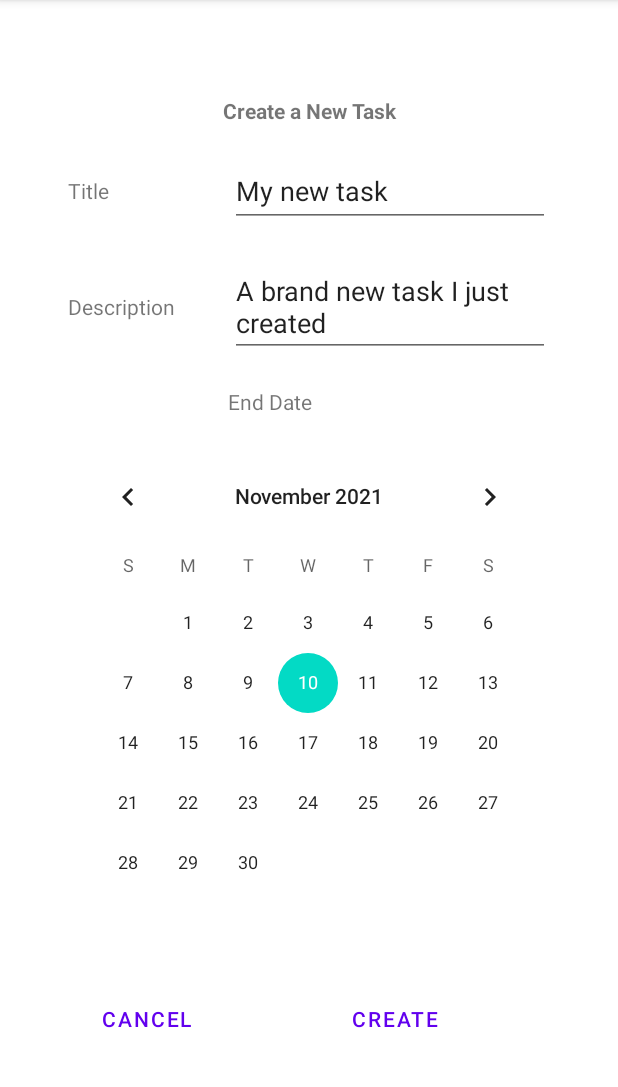
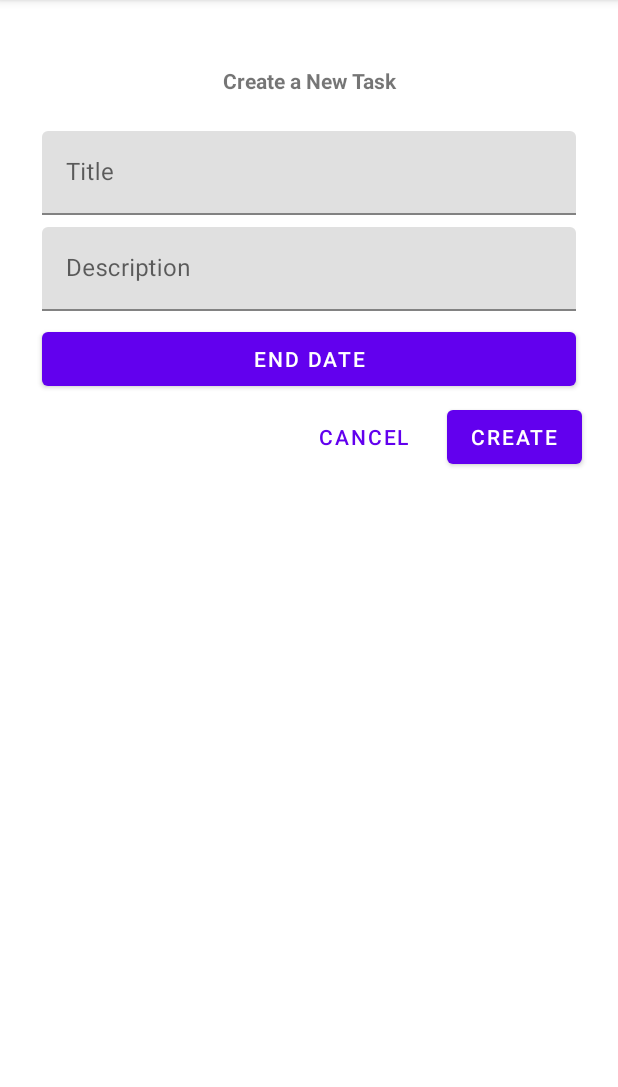
Before and after one commit to raquel-f/CM-Webinar-MD, an Android app: the screen it shows after launch (MainActivity), after a tap on "Add new task", on a phone screen of 412 x 824 dp, the part 84-1171 px from its top. Run offline under Robolectric (Android 15) with nearby library versions, the phone set to English and light mode, and no system bars.

Commit message:
create task material design (basics)

```diff
--- a/app/src/main/java/com/raquel/todoappdesign/fragments/CreateTask.java
+++ b/app/src/main/java/com/raquel/todoappdesign/fragments/CreateTask.java
@@ -5,12 +5,12 @@ import android.view.LayoutInflater;
 import android.view.View;
 import android.view.ViewGroup;
 import android.widget.Button;
-import android.widget.CalendarView;
 import android.widget.TextView;
 
 import androidx.fragment.app.Fragment;
 import androidx.lifecycle.ViewModelProvider;
 
+import com.google.android.material.datepicker.MaterialDatePicker;
 import com.raquel.todoappdesign.FragmentSwitcher;
 import com.raquel.todoappdesign.MainActivity;
 import com.raquel.todoappdesign.R;
@@ -19,6 +19,7 @@ import com.raquel.todoappdesign.viewmodel.TaskViewModel;
 
 import java.util.Calendar;
 import java.util.Date;
+import java.util.TimeZone;
 
 
 public class CreateTask extends Fragment {
@@ -57,21 +58,31 @@ public class CreateTask extends Fragment {
         // Inflate the layout for this fragment
         View v = inflater.inflate(R.layout.fragment_create_task, container, false);
 
+        MaterialDatePicker.Builder<Long> builder = MaterialDatePicker.Builder.datePicker()
+                .setTitleText("Select Final Date")
+                .setSelection(MaterialDatePicker.todayInUtcMilliseconds());
+        final MaterialDatePicker datePicker = builder.build();
+
         // get the input widgets
         TextView title = v.findViewById(R.id.create_title_input);
         TextView desc = v.findViewById(R.id.create_desc_input);
-        CalendarView date = v.findViewById(R.id.create_date_input);
 
         // get the buttons
         Button cancelB = v.findViewById(R.id.create_cancel_button);
         Button createB = v.findViewById(R.id.create_create_button);
+        Button dateB = v.findViewById(R.id.create_date_button);
 
-        // set calendar change listener
-        date.setOnDateChangeListener((view, year, month, day) -> {
-            Calendar c = Calendar.getInstance();
-            c.set(year, month, day);
-            long endTime = c.getTimeInMillis();
-            date.setDate(endTime);
+        // end date for created task
+        final Date[] newDate = new Date[1];
+
+        // set date button listener
+        dateB.setOnClickListener(view -> datePicker.show(getParentFragmentManager(), "DATE_PICKER"));
+
+        // set date picker listener
+        datePicker.addOnPositiveButtonClickListener(selection -> {
+            Calendar calendar = Calendar.getInstance(TimeZone.getTimeZone("UTC"));
+            calendar.setTimeInMillis((Long) selection);
+            newDate[0] = new Date(calendar.getTimeInMillis());
         });
 
         // set the button's listeners
@@ -84,10 +95,9 @@ public class CreateTask extends Fragment {
             // get the input
             String newTitle = title.getText().toString();
             String newDesc = desc.getText().toString();
-            Date newDate = new Date(date.getDate());
 
             // create a new task
-            Task newTask = new Task(newTitle, newDesc, newDate);
+            Task newTask = new Task(newTitle, newDesc, newDate[0]);
 
             // add task to view model
             viewModel.addTaskTodo(newTask);
--- a/app/src/main/res/layout/fragment_create_task.xml
+++ b/app/src/main/res/layout/fragment_create_task.xml
@@ -1,85 +1,107 @@
 <?xml version="1.0" encoding="utf-8"?>
 <ScrollView xmlns:android="http://schemas.android.com/apk/res/android"
+    xmlns:tools="http://schemas.android.com/tools"
     android:id="@+id/create_task_layout"
     android:layout_width="match_parent"
     android:layout_height="match_parent"
-    android:fillViewport="true">
+    android:fillViewport="true"
+    tools:context=".fragments.CreateTask">
 
-    <TableLayout xmlns:tools="http://schemas.android.com/tools"
+    <LinearLayout
         android:layout_width="match_parent"
         android:layout_height="wrap_content"
-        android:gravity="center"
-        tools:context=".fragments.CreateTask">
-
-        <TableRow
-            android:layout_width="match_parent"
-            android:layout_height="match_parent"
-            android:layout_marginVertical="20dp"
-            android:gravity="center">
+        android:clipChildren="false"
+        android:clipToPadding="false"
+        android:orientation="vertical"
+        android:padding="24dp"
+        android:paddingTop="16dp">
 
         <TextView
             android:id="@+id/create_task_title"
             android:layout_width="match_parent"
             android:layout_height="wrap_content"
-                android:layout_span="2"
+            android:layout_marginVertical="20dp"
             android:gravity="center"
             android:text="@string/create_task_title"
             android:textStyle="bold" />
-        </TableRow>
 
-        <TableRow
+
+        <!-- Title -->
+        <com.google.android.material.textfield.TextInputLayout
+            android:id="@+id/create_title_label"
             android:layout_width="match_parent"
-            android:layout_height="match_parent"
+            android:layout_height="wrap_content"
+            android:layout_margin="4dp"
             android:layout_marginBottom="20dp"
-            android:gravity="center">
+            android:hint="@string/title_label">
 
-            <TextView
-                android:id="@+id/create_title_label"
-                android:layout_width="wrap_content"
+            <com.google.android.material.textfield.TextInputEditText
+                android:id="@+id/create_title_input"
+                android:layout_width="match_parent"
                 android:layout_height="wrap_content"
-                android:text="@string/title_label" />
+                android:inputType="text"
+                android:maxLines="1" />
+        </com.google.android.material.textfield.TextInputLayout>
 
-            <EditText
-                android:id="@+id/create_title_input"
-                android:layout_width="wrap_content"
-                android:layout_height="48dp"
-                android:ems="10"
-                android:importantForAutofill="no"
-                android:inputType="textPersonName"
-                android:labelFor="@id/create_title_label"
-                android:text="@string/create_title"
-                tools:ignore="LabelFor,DuplicateSpeakableTextCheck" />
-        </TableRow>
 
-        <TableRow
+        <!-- Description -->
+        <com.google.android.material.textfield.TextInputLayout
+            android:id="@+id/create_desc_label"
             android:layout_width="match_parent"
-            android:layout_height="match_parent"
+            android:layout_height="wrap_content"
+            android:layout_margin="4dp"
             android:layout_marginBottom="20dp"
-            android:gravity="center">
+            android:hint="@string/description_label">
 
-            <TextView
-                android:id="@+id/create_desc_label"
-                android:layout_width="wrap_content"
+            <com.google.android.material.textfield.TextInputEditText
+                android:id="@+id/create_desc_input"
+                android:layout_width="match_parent"
                 android:layout_height="wrap_content"
-                android:text="@string/description_label" />
-
-            <EditText
-                android:id="@+id/create_desc_input"
-                android:layout_width="wrap_content"
-                android:layout_height="wrap_content"
-                android:ems="10"
-                android:gravity="top|start"
-                android:importantForAutofill="no"
-                android:inputType="textMultiLine"
+                android:inputType="text"
                 android:labelFor="@id/create_desc_label"
                 android:lines="4"
                 android:maxLines="4"
                 android:minLines="2"
-                android:scrollbars="vertical"
-                android:text="@string/create_description"
-                tools:ignore="LabelFor,DuplicateSpeakableTextCheck" />
+                android:scrollbars="vertical" />
+        </com.google.android.material.textfield.TextInputLayout>
 
-        </TableRow>
+        <!-- Date -->
+        <com.google.android.material.button.MaterialButton
+            android:id="@+id/create_date_button"
+            android:layout_margin="4dp"
+            android:layout_marginBottom="20dp"
+            android:layout_width="match_parent"
+            android:layout_height="wrap_content"
+            android:text="@string/end_date_label" />
+
+        <!-- Buttons -->
+        <RelativeLayout
+            android:layout_width="match_parent"
+            android:layout_height="wrap_content">
+
+            <com.google.android.material.button.MaterialButton
+                android:id="@+id/create_create_button"
+                android:layout_width="wrap_content"
+                android:layout_height="wrap_content"
+                android:layout_alignParentEnd="true"
+                android:text="@string/button_create" />
+
+            <com.google.android.material.button.MaterialButton
+                android:id="@+id/create_cancel_button"
+                style="@style/Widget.MaterialComponents.Button.TextButton"
+                android:layout_width="wrap_content"
+                android:layout_height="wrap_content"
+                android:layout_marginEnd="12dp"
+                android:layout_toStartOf="@id/create_create_button"
+                android:text="@string/button_cancel" />
+
+        </RelativeLayout>
+
+    </LinearLayout>
+
+
+    <!--
+
 
         <TableRow
             android:layout_width="match_parent"
@@ -115,7 +137,7 @@
             android:layout_marginBottom="20dp"
             android:gravity="center">
 
-            <Button
+            <!-<Button
                 android:id="@+id/create_cancel_button"
                 style="?android:attr/buttonBarButtonStyle"
                 android:layout_width="wrap_content"
@@ -134,5 +156,5 @@
                 android:text="@string/button_create" />
         </TableRow>
 
-    </TableLayout>
+    </TableLayout>-->
 </ScrollView>
--- a/app/src/main/res/layout/fragment_edit_task.xml
+++ b/app/src/main/res/layout/fragment_edit_task.xml
@@ -46,7 +46,7 @@
                 android:ems="10"
                 android:importantForAutofill="no"
                 android:inputType="textPersonName"
-                android:labelFor="@id/create_title_label"
+                android:labelFor="@id/edit_title_label"
                 android:text="@string/create_title"
                 tools:ignore="LabelFor,DuplicateSpeakableTextCheck" />
         </TableRow>
@@ -71,7 +71,7 @@
                 android:gravity="top|start"
                 android:importantForAutofill="no"
                 android:inputType="textMultiLine"
-                android:labelFor="@id/create_desc_label"
+                android:labelFor="@id/edit_desc_label"
                 android:lines="4"
                 android:maxLines="4"
                 android:minLines="2"
```
Lines whose indentation alone changed are shown as unchanged.
